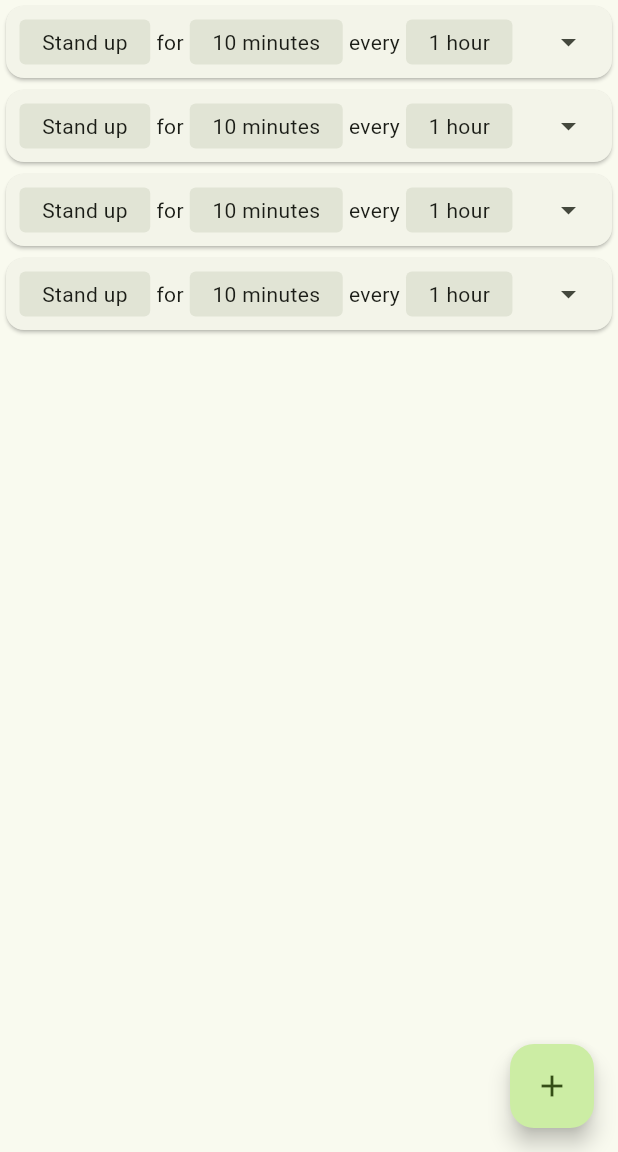
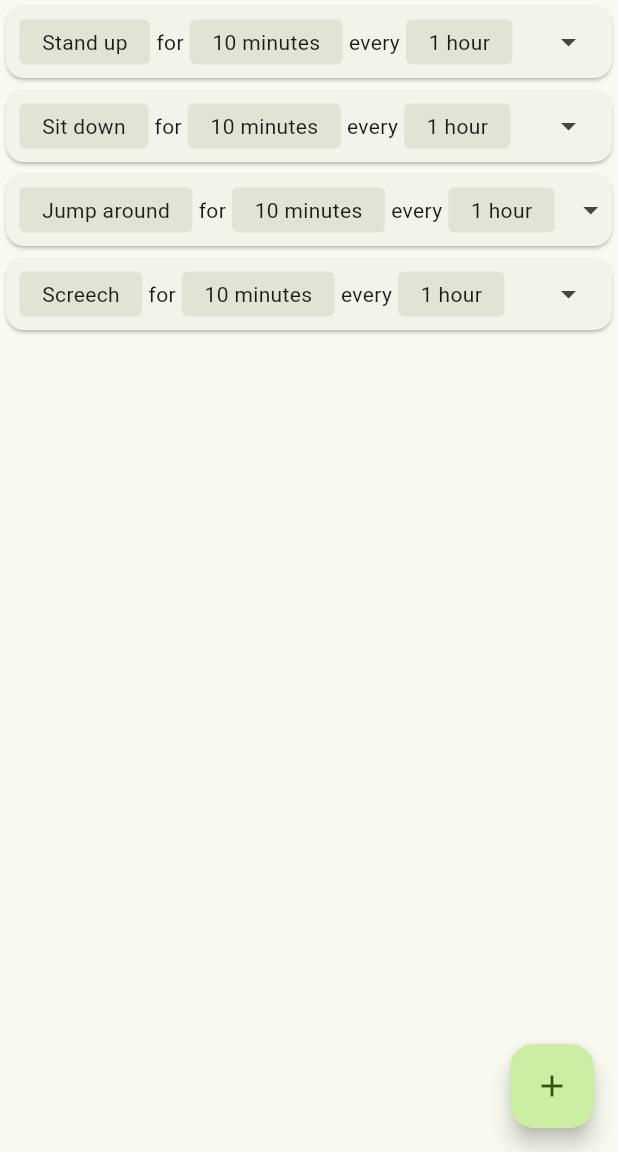
Before and after one commit to zphixon/tomato, a Flutter app: the screen it shows after launch, on a phone screen of 412 x 824 dp, the part 84-1236 px from its top. Run offline on Flutter 3.47's test engine with Material 2 defaults, Android fonts, the phone set to English and light mode, and no system bars.

Commit message:
refactor to Timer

```diff
--- a/lib/main.dart
+++ b/lib/main.dart
@@ -32,22 +32,34 @@ class MyHomePage extends StatefulWidget {
 }
 
 class _MyHomePageState extends State<MyHomePage> {
-  List<time.IntervalPeriod> intervals = [
+  List<time.Timer> timers = [
+    time.Timer(
       time.IntervalPeriod(
         time.Duration(10, time.Magnitude.minutes),
         time.Duration(1, time.Magnitude.hours),
       ),
+      'Stand up',
+    ),
+    time.Timer(
       time.IntervalPeriod(
         time.Duration(10, time.Magnitude.minutes),
         time.Duration(1, time.Magnitude.hours),
       ),
+      'Sit down',
+    ),
+    time.Timer(
       time.IntervalPeriod(
         time.Duration(10, time.Magnitude.minutes),
         time.Duration(1, time.Magnitude.hours),
       ),
+      'Jump around',
+    ),
+    time.Timer(
       time.IntervalPeriod(
         time.Duration(10, time.Magnitude.minutes),
         time.Duration(1, time.Magnitude.hours),
+      ),
+      'Screech',
     ),
   ];
 
@@ -55,13 +67,13 @@ class _MyHomePageState extends State<MyHomePage> {
   Widget build(BuildContext context) {
     updateActive(idx, newActive) {
       setState(() {
-        intervals[idx].active = newActive;
+        timers[idx].interval.active = newActive;
       });
     }
 
     updateEvery(idx, newEvery) {
       setState(() {
-        intervals[idx].every = newEvery;
+        timers[idx].interval.every = newEvery;
       });
     }
 
@@ -79,7 +91,7 @@ class _MyHomePageState extends State<MyHomePage> {
       body: TimerList(
         updateActive: updateActive,
         updateEvery: updateEvery,
-        intervals: intervals,
+        timers: timers,
       ),
       floatingActionButton: FloatingActionButton(
         onPressed: () {},
@@ -93,21 +105,21 @@ class _MyHomePageState extends State<MyHomePage> {
 class TimerList extends StatelessWidget {
   final Function(int idx, time.Duration newActive) updateActive;
   final Function(int idx, time.Duration newEvery) updateEvery;
-  final List<time.IntervalPeriod> intervals;
+  final List<time.Timer> timers;
 
   const TimerList({
     super.key,
     required this.updateActive,
     required this.updateEvery,
-    required this.intervals,
+    required this.timers,
   });
 
   @override
   Widget build(BuildContext context) {
     return ListView.builder(
-      itemCount: intervals.length,
+      itemCount: timers.length,
       itemBuilder: (ctx, idx) {
-        var pad = idx + 1 == intervals.length
+        var pad = idx + 1 == timers.length
             ? const EdgeInsets.only(bottom: 60.0)
             : EdgeInsets.zero;
 
@@ -116,7 +128,7 @@ class TimerList extends StatelessWidget {
 
         return TimerCard(
           pad: pad,
-          interval: intervals[idx],
+          timer: timers[idx],
           doUpdateActive: doUpdateActive,
           doUpdateEvery: doUpdateEvery,
         );
@@ -129,13 +141,14 @@ class TimerCard extends StatefulWidget {
   const TimerCard({
     super.key,
     required this.pad,
-    required this.interval,
+    required this.timer,
     required this.doUpdateActive,
     required this.doUpdateEvery,
   });
 
   final EdgeInsets pad;
-  final time.IntervalPeriod interval;
+
+  final time.Timer timer;
   final Function(time.Duration newValue) doUpdateActive;
   final Function(time.Duration newValue) doUpdateEvery;
 
@@ -159,7 +172,6 @@ class _TimerCardState extends State<TimerCard> {
       content = Text('wowee!!!');
     } else {
       content = Row(
-        crossAxisAlignment: CrossAxisAlignment.center,
         children: [
           Card(
             elevation: 0,
@@ -169,12 +181,12 @@ class _TimerCardState extends State<TimerCard> {
             child: InkWell(
               borderRadius: BorderRadius.circular(4),
               onTap: () async {},
-              child: const Padding(
-                padding: EdgeInsets.symmetric(
+              child: Padding(
+                padding: const EdgeInsets.symmetric(
                   vertical: 5.0,
                   horizontal: 15.0,
                 ),
-                child: Text('Stand up'),
+                  child: Text(widget.timer.noto),
               ),
             ),
           ),
@@ -189,8 +201,8 @@ class _TimerCardState extends State<TimerCard> {
               onTap: () async {
                 var selected = await showDialog<time.Duration>(
                   context: context,
-                  builder: (ctx) => TimeSelector(
-                    start: widget.interval.active,
+                  builder: (ctx) => DurationSelector(
+                    start: widget.timer.interval.active,
                     title: 'Select length of alert',
                   ),
                 );
@@ -203,7 +215,7 @@ class _TimerCardState extends State<TimerCard> {
                   vertical: 5.0,
                   horizontal: 15.0,
                 ),
-                child: Text(widget.interval.active.toString()),
+                child: Text(widget.timer.interval.active.toString()),
               ),
             ),
           ),
@@ -218,8 +230,8 @@ class _TimerCardState extends State<TimerCard> {
               onTap: () async {
                 var selected = await showDialog<time.Duration>(
                   context: context,
-                  builder: (ctx) => TimeSelector(
-                    start: widget.interval.every,
+                  builder: (ctx) => DurationSelector(
+                    start: widget.timer.interval.every,
                     title: 'Select time between alerts',
                   ),
                 );
@@ -232,7 +244,7 @@ class _TimerCardState extends State<TimerCard> {
                   vertical: 5.0,
                   horizontal: 15.0,
                 ),
-                child: Text(widget.interval.every.toString()),
+                child: Text(widget.timer.interval.every.toString()),
               ),
             ),
           ),
@@ -264,21 +276,21 @@ class _TimerCardState extends State<TimerCard> {
   }
 }
 
-class TimeSelector extends StatefulWidget {
+class DurationSelector extends StatefulWidget {
   final time.Duration start;
   final String title;
 
-  const TimeSelector({
+  const DurationSelector({
     super.key,
     required this.start,
     required this.title,
   });
 
   @override
-  State<TimeSelector> createState() => _TimeSelectorState();
+  State<DurationSelector> createState() => _DurationSelectorState();
 }
 
-class _TimeSelectorState extends State<TimeSelector> {
+class _DurationSelectorState extends State<DurationSelector> {
   final _formKey = GlobalKey<FormState>();
 
   String? _validNumber(String? value, time.Magnitude magnitude) {
--- a/lib/time.dart
+++ b/lib/time.dart
@@ -1,3 +1,5 @@
+import 'package:flutter/material.dart';
+
 enum Magnitude {
   days,
   hours,
@@ -53,3 +55,18 @@ class IntervalPeriod {
   Duration active, every;
   IntervalPeriod(this.active, this.every);
 }
+
+class Timer {
+  IntervalPeriod interval;
+  String noto;
+
+  Timer(this.interval, this.noto);
+}
+
+class Schedule {
+  IntervalPeriod period;
+  TimeOfDay? start;
+  TimeOfDay? end;
+
+  Schedule(this.period);
+}
```
Lines whose indentation alone changed are shown as unchanged.
